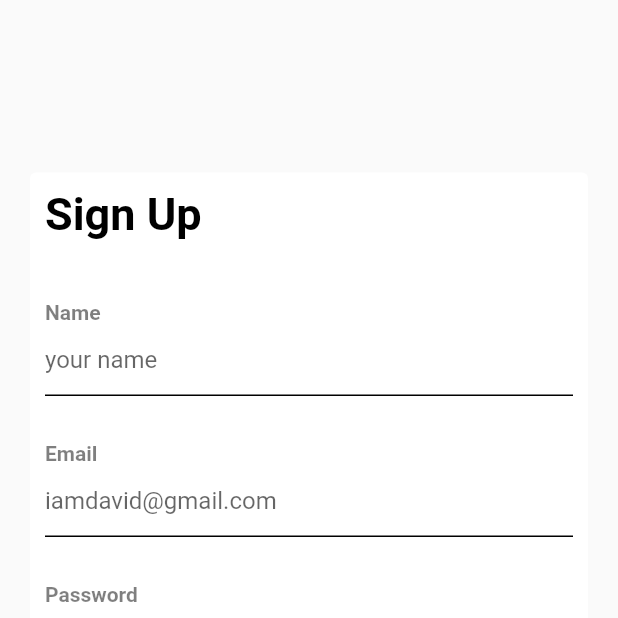
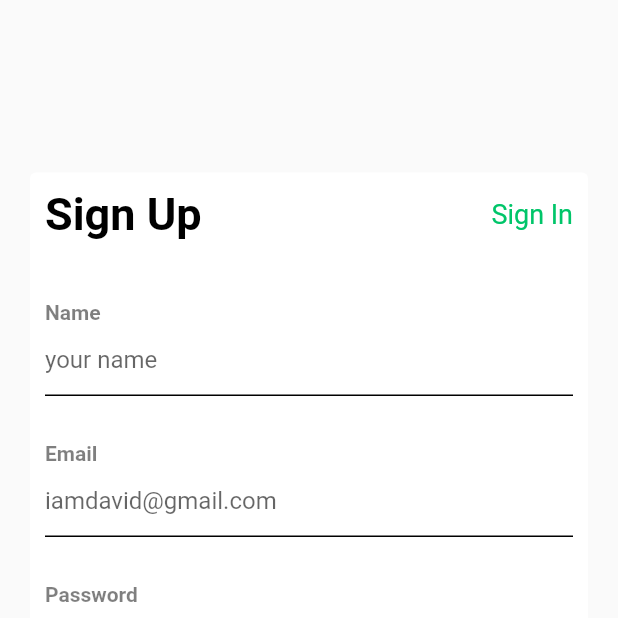
Before and after one commit to AhmedAtty/E-commers, a Flutter app: the SignUpView screen opened directly, on a phone screen of 412 x 824 dp, the top half of it. Run offline on Flutter 3.47's test engine with Material 2 defaults, Android fonts, the phone set to English and light mode, and no system bars; our stand-ins replace animated_splash_screen, cloud_firestore, firebase_auth, firebase_core, flutter_slidable, flutter_svg and 2 more; accounts and stored records are empty.

Commit message:
first commit

```diff
--- a/lib/views/auth_view/sign_up_view.dart
+++ b/lib/views/auth_view/sign_up_view.dart
@@ -37,15 +37,27 @@ class SignUpView extends GetWidget<AuthViewModel> {
                     crossAxisAlignment: CrossAxisAlignment.start,
                     children: [
                       Row(
-                        children: const [
-                          Text(
+                        children:  [
+                          const Text(
                             'Sign Up',
                             style: TextStyle(
                                 fontSize: 30,
                                 fontWeight: FontWeight.bold,
                                 color: fontColor),
                           ),
-
+                          const Spacer(),
+                          InkWell(
+                            child:  const Text(
+                              'Sign In',
+                              style: TextStyle(
+                                  fontSize: 18,
+                                  fontWeight: FontWeight.normal,
+                                  color: primaryColor),
+                            ),
+                            onTap: () {
+                              Get.to(SignInView());
+                            },
+                          ),
                         ],
                       ),
                       SizedBox(
@@ -145,7 +157,8 @@ class SignUpView extends GetWidget<AuthViewModel> {
                         ontab: () {
                           if(_formKey.currentState!.validate()){
                             controller.signUp(emailController.text, pasController.text,nameController.text);
-                            print("++++++++++++");
+                            print( pasController.text);
+                            print( 'pasController.text');
                           }
                         },
                       ),
```
